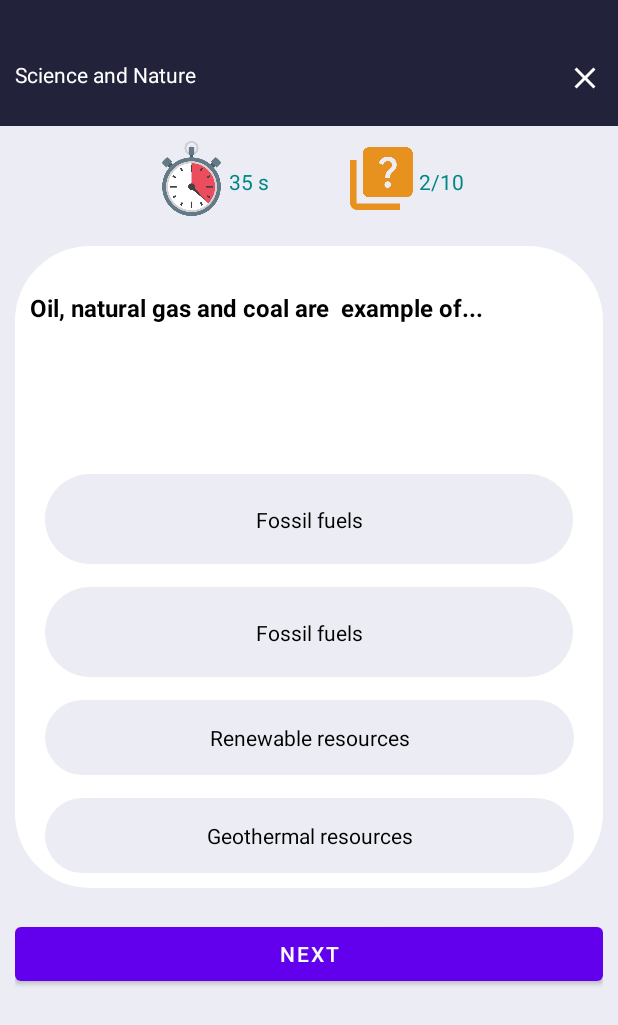
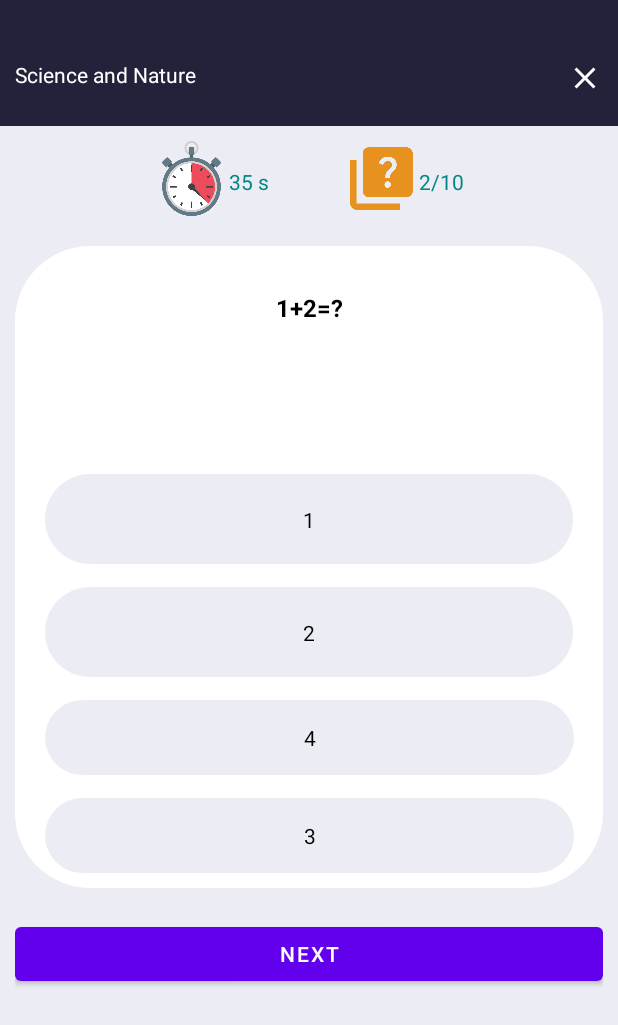
Before and after one commit to souvls/TSQuizApp, an Android app: the MainActivity screen opened directly, with no data from a screen before it, on a phone screen of 412 x 824 dp. Shown: the top 1025 px of the screen. Run offline under Robolectric (Android 15) with nearby library versions, the phone set to English and light mode, and no system bars; Roboto replaces fonts that are not available here; 1 statement that could not run was skipped.

Commit message:
sou update mainactivity, winactivity, losactivity

```diff
--- a/app/src/main/java/com/example/tsquizversion002/IntroActivity2.java
+++ b/app/src/main/java/com/example/tsquizversion002/IntroActivity2.java
@@ -40,4 +40,5 @@ private  ConstraintLayout btn_start;
         arl_danhMuc.add("Science and Nature");
         arl_danhMuc.add("Science and Nature");
     }
+
 }
--- a/app/src/main/java/com/example/tsquizversion002/MainActivity.java
+++ b/app/src/main/java/com/example/tsquizversion002/MainActivity.java
@@ -12,6 +12,8 @@ import android.os.Bundle;
 import android.os.CountDownTimer;
 import android.view.LayoutInflater;
 import android.view.View;
+import android.widget.Button;
+import android.widget.TextView;
 
 import com.example.tsquizversion002.Models.QuestionModels;
 
@@ -19,9 +21,11 @@ import java.util.ArrayList;
 
 public class MainActivity extends AppCompatActivity {
 
+    Button btn_next;
+    TextView txt_opA,txt_opB,txt_opC,txt_opD,txt_QT;
     CountDownTimer timer;
     ArrayList<QuestionModels>list = new ArrayList<>();
-    int count = 0;
+    int number = 1;
     int score = 0;
     private SoundPool soundPool;
     private ConstraintLayout btn_1,btn_2,btn_3,btn_4;
@@ -30,12 +34,18 @@ public class MainActivity extends AppCompatActivity {
     protected void onCreate(Bundle savedInstanceState) {
         super.onCreate(savedInstanceState);
         setContentView(R.layout.activity_main);
-
         btn_1 = (ConstraintLayout) findViewById(R.id.btn_1);
         btn_2 = (ConstraintLayout) findViewById(R.id.btn_2);
         btn_3 = (ConstraintLayout) findViewById(R.id.btn_3);
         btn_4 = (ConstraintLayout) findViewById(R.id.btn_4);
+        txt_QT = (TextView) findViewById(R.id.txt_question);
+        txt_opA = (TextView) findViewById(R.id.txt_optionA);
+        txt_opB = (TextView) findViewById(R.id.txt_optionB);
+        txt_opC = (TextView) findViewById(R.id.txt_optionC);
+        txt_opD = (TextView) findViewById(R.id.txt_optionD);
+        //btn_next = (Button) findViewById(R.id.btn_next);
 
+        //play sound ________________________________________________________
         if(Build.VERSION.SDK_INT >= Build.VERSION_CODES.LOLLIPOP){
             AudioAttributes audioAttributes = new AudioAttributes.Builder()
                     .setUsage(AudioAttributes.USAGE_GAME)
@@ -50,6 +60,21 @@ public class MainActivity extends AppCompatActivity {
         }
         s1 = soundPool.load(this,R.raw.collect,1);
         s2 = soundPool.load(this,R.raw.wromg,1);
+
+        //add câu hỏi _______________________________________________________________-
+        QuestionSetOne();
+        bindingData(number);
+        // btn next --------------------------------------------------------------
+        btn_next.setOnClickListener(new View.OnClickListener() {
+            @Override
+            public void onClick(View view) {
+                number+=1;
+                bindingData(number);
+                resetButton();
+            }
+        });
+
+
     }
 
     public void Anwser(View v){
@@ -73,4 +98,28 @@ public class MainActivity extends AppCompatActivity {
         }
         btn_1.setBackgroundResource(R.drawable.btn_green);
     }
+    private void QuestionSetOne(){
+        list.add(new QuestionModels("1+1=?","1","3","4","2"));
+        list.add(new QuestionModels("1+2=?","1","2","4","3"));
+        list.add(new QuestionModels("1+3=?","1","3","2","4"));
+        list.add(new QuestionModels("1+4=?","1","3","4","5"));
+        list.add(new QuestionModels("1+5=?","1","3","4","6"));
+        list.add(new QuestionModels("1+6=?","1","3","4","7"));
+        list.add(new QuestionModels("1+7=?","1","3","4","8"));
+        list.add(new QuestionModels("1+8=?","1","3","4","9"));
+        list.add(new QuestionModels("2+9=?","1","3","4","11"));
+    }
+    private void bindingData(int number){
+        txt_QT.setText(list.get(number).getQuestion());
+        txt_opA.setText(list.get(number).getOptionA());
+        txt_opB.setText(list.get(number).getOptionB());
+        txt_opC.setText(list.get(number).getOptionC());
+        txt_opD.setText(list.get(number).getCorrectAnswer());
+    }
+    void resetButton(){
+        btn_1.setBackgroundResource(R.drawable.btn_white);
+        btn_2.setBackgroundResource(R.drawable.btn_white);
+        btn_3.setBackgroundResource(R.drawable.btn_white);
+        btn_4.setBackgroundResource(R.drawable.btn_white);
+    }
 }
--- a/app/src/main/java/com/example/tsquizversion002/Models/QuestionModels.java
+++ b/app/src/main/java/com/example/tsquizversion002/Models/QuestionModels.java
@@ -2,11 +2,12 @@ package com.example.tsquizversion002.Models;
 
 public class QuestionModels {
 
-    private String correctAnswer;
+
     private String question;
     private String optionA;
     private String optionB;
     private String optionC;
+    private String correctAnswer;
 
     public QuestionModels(String question, String optionA, String optionB, String optionC, String correctAnswer) {
         this.question = question;
--- a/app/src/main/res/layout/activity_main.xml
+++ b/app/src/main/res/layout/activity_main.xml
@@ -92,11 +92,11 @@
             android:padding="10dp">
 
             <TextView
-                android:id="@+id/textView10"
-                android:layout_width="0dp"
+                android:id="@+id/txt_question"
+                android:layout_width="wrap_content"
                 android:layout_height="wrap_content"
                 android:layout_marginTop="20dp"
-                android:text="Oil, natural gas and coal are  example of..."
+                android:text="1+1=?"
                 android:textAllCaps="false"
                 android:textColor="@color/black"
                 android:textSize="16sp"
@@ -116,10 +116,10 @@
                 android:onClick="Anwser"
                 app:layout_constraintEnd_toEndOf="parent"
                 app:layout_constraintStart_toStartOf="parent"
-                app:layout_constraintTop_toBottomOf="@+id/textView10">
+                app:layout_constraintTop_toBottomOf="@+id/txt_question">
 
                 <TextView
-                    android:id="@+id/textView13"
+                    android:id="@+id/txt_optionA"
                     android:layout_width="wrap_content"
                     android:layout_height="wrap_content"
                     android:text="Fossil fuels"
@@ -144,7 +144,7 @@
                 app:layout_constraintTop_toBottomOf="@+id/btn_1">
 
                 <TextView
-                    android:id="@+id/textView14"
+                    android:id="@+id/txt_optionB"
                     style="@style/s"
                     android:text="Fossil fuels"
                     app:layout_constraintBottom_toBottomOf="parent"
@@ -168,7 +168,7 @@
                 app:layout_constraintTop_toBottomOf="@+id/btn_2">
 
                 <TextView
-                    android:id="@+id/textView15"
+                    android:id="@+id/txt_optionC"
                     android:layout_width="wrap_content"
                     android:layout_height="wrap_content"
                     android:text="Renewable resources"
@@ -194,7 +194,7 @@
                 app:layout_constraintTop_toBottomOf="@+id/btn_3">
 
                 <TextView
-                    android:id="@+id/textView16"
+                    android:id="@+id/txt_optionD"
                     android:layout_width="wrap_content"
                     android:layout_height="wrap_content"
                     android:text="Geothermal resources"
```
